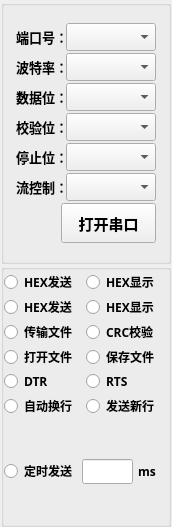
The window that src/framework/leftbar.ui (ciyeer/ByteSpace) describes before a commit, drawn with Qt 5.
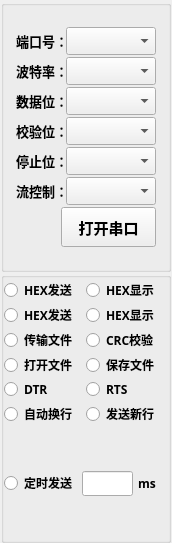
The same window after the commit.

What changed in the file:
```diff
--- a/src/framework/leftbar.ui
+++ b/src/framework/leftbar.ui
@@ -7,7 +7,7 @@
     <x>0</x>
     <y>0</y>
     <width>172</width>
-    <height>527</height>
+    <height>543</height>
    </rect>
   </property>
   <property name="windowTitle">
```
